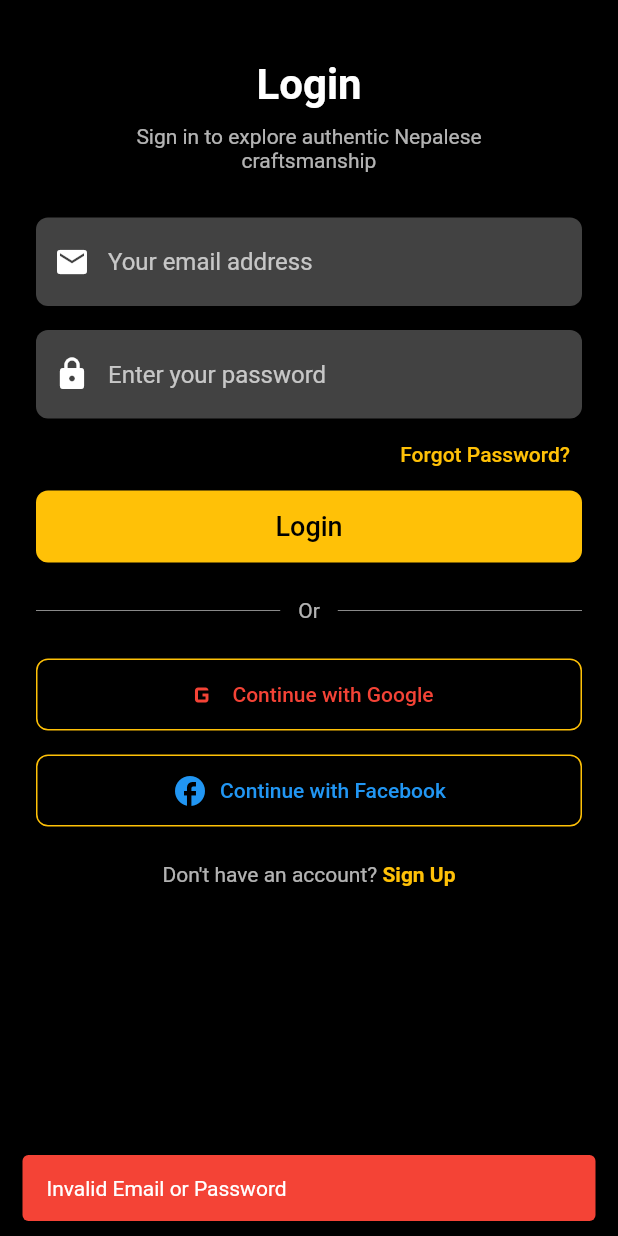
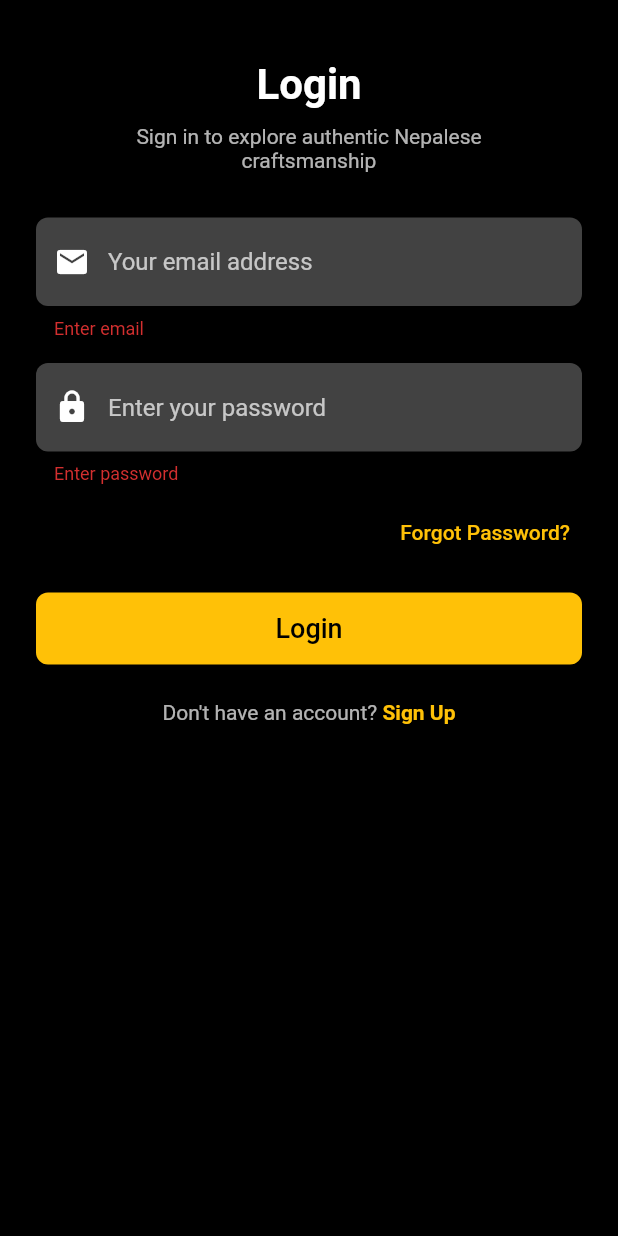
Before and after one commit to Ritesh230087/Rolo, a Flutter app: the screen it shows after launch, after a tap on "Login", on a phone screen of 412 x 824 dp. Run offline on Flutter 3.47's test engine with Material 3 defaults, Android fonts, the phone set to English and light mode, and no system bars; our stand-ins replace dartz, equatable, flutter_bloc, get_it, hive_flutter; accounts and stored records are empty; Roboto replaces fonts that are missing (Poppins).

Commit message:
Sprint 3 completed

```diff
--- a/lib/app/app.dart
+++ b/lib/app/app.dart
@@ -1,16 +1,54 @@
+// import 'package:flutter/material.dart';
+// import 'package:flutter_bloc/flutter_bloc.dart';
+// import 'package:rolo/app/service_locator/service_locator.dart';
+// import 'package:rolo/app/themes/themes_data.dart';
+// import 'package:rolo/features/splash/presentation/view/splash_screen_view.dart';
+// import 'package:rolo/features/splash/presentation/view_model/splash_view_model.dart';
+
+
+// class App extends StatelessWidget {
+//   const App({super.key});
+
+//   @override
+//   Widget build(BuildContext context) {
+//     return MaterialApp(
+//       debugShowCheckedModeBanner: false,
+//       theme: getApplicationTheme(),
+//       home: BlocProvider.value(
+//         value: serviceLocator<SplashViewModel>(),
+//         child: SplashScreen(),
+//       ),
+//     );
+//   }
+// }
+
+
+
 import 'package:flutter/material.dart';
+import 'package:flutter_bloc/flutter_bloc.dart';
+import 'package:rolo/app/service_locator/service_locator.dart';
 import 'package:rolo/app/themes/themes_data.dart';
+import 'package:rolo/features/auth/presentation/view_model/login_view_model/login_view_model.dart';
 import 'package:rolo/features/splash/presentation/view/splash_screen_view.dart';
-
+import 'package:rolo/features/splash/presentation/view_model/splash_view_model.dart';
+import 'package:rolo/features/auth/presentation/view_model/register_view_model/register_view_model.dart';
 
 class App extends StatelessWidget {
   const App({super.key});
 
   @override
   Widget build(BuildContext context) {
-    return MaterialApp(
-      debugShowCheckedModeBanner: false,
-      theme: getApplicationTheme(),
-      home: SplashScreen());
+    return MultiBlocProvider(
+      providers: [
+        BlocProvider.value(value: serviceLocator<SplashViewModel>()),
+        BlocProvider(create: (_) => serviceLocator<RegisterViewModel>()),
+        BlocProvider(create:(_) => serviceLocator<LoginViewModel>()),
+      ],
+      child: MaterialApp(
+        debugShowCheckedModeBanner: false,
+        theme: getApplicationTheme(),
+        home: SplashScreen(),
+      ),
+    );
   }
 }
--- a/lib/features/auth/presentation/view/login_page_view.dart
+++ b/lib/features/auth/presentation/view/login_page_view.dart
@@ -1,45 +1,24 @@
 import 'package:flutter/gestures.dart';
 import 'package:flutter/material.dart';
-import 'package:rolo/core/common/snackbar/my_snack_bar.dart';
+import 'package:flutter_bloc/flutter_bloc.dart';
 import 'package:rolo/features/auth/presentation/view/signup_page_view.dart';
-import 'package:rolo/features/dashboard/presentation/view/dashboard_view.dart';
-
-class LoginScreen extends StatefulWidget {
+import 'package:rolo/features/auth/presentation/view_model/login_view_model/login_event.dart';
+import 'package:rolo/features/auth/presentation/view_model/login_view_model/login_view_model.dart';
+class LoginScreen extends StatelessWidget {
   const LoginScreen({super.key});
 
   @override
-  State<LoginScreen> createState() => _LoginScreenState();
-}
+  Widget build(BuildContext context) {
+    final _formKey = GlobalKey<FormState>();
+    final _emailController = TextEditingController();
+    final _passwordController = TextEditingController();
 
-class _LoginScreenState extends State<LoginScreen> {
-  final TextEditingController _emailController = TextEditingController();
-  final TextEditingController _passwordController = TextEditingController();
-
-  void _login() {
-    final email = _emailController.text.trim();
-    final password = _passwordController.text.trim();
-
-    if (email.contains('admin') && password.contains('admin')) {
-      showMySnackBar(context: context, message: "Login Successful");
-      Navigator.pushReplacement(
-        context,
-        MaterialPageRoute(builder: (context) => const DashboardView()),
-      );
-    } else {
-      showMySnackBar(
-        context: context,
-        message: "Invalid Email or Password",
-        color: Colors.red,
-      );
-    }
-  }
-
-  @override
-  Widget build(BuildContext context) {
     return Scaffold(
       body: SafeArea(
         child: SingleChildScrollView(
           padding: const EdgeInsets.symmetric(horizontal: 24, vertical: 20),
+          child: Form(
+            key: _formKey,
             child: Column(
               crossAxisAlignment: CrossAxisAlignment.start,
               children: [
@@ -65,7 +44,7 @@ class _LoginScreenState extends State<LoginScreen> {
                 const SizedBox(height: 30),
 
                 // Email field
-              TextField(
+                TextFormField(
                   controller: _emailController,
                   style: const TextStyle(color: Colors.white),
                   decoration: InputDecoration(
@@ -79,11 +58,16 @@ class _LoginScreenState extends State<LoginScreen> {
                       borderSide: BorderSide.none,
                     ),
                   ),
+                  validator: (value) {
+                    if (value!.isEmpty) return 'Enter email';
+                    if (!value.contains('@')) return 'Enter valid email';
+                    return null;
+                  },
                 ),
                 const SizedBox(height: 16),
 
                 // Password field
-              TextField(
+                TextFormField(
                   controller: _passwordController,
                   obscureText: true,
                   style: const TextStyle(color: Colors.white),
@@ -98,77 +82,46 @@ class _LoginScreenState extends State<LoginScreen> {
                       borderSide: BorderSide.none,
                     ),
                   ),
+                  validator: (value) =>
+                      value!.isEmpty ? 'Enter password' : null,
                 ),
+                const SizedBox(height: 8),
 
+                // Forgot password
                 Align(
                   alignment: Alignment.centerRight,
                   child: TextButton(
                     onPressed: () {},
-                  child: const Text('Forgot Password?'),
+                    child: const Text(
+                      'Forgot Password?',
+                      style: TextStyle(color: Colors.amber),
                     ),
                   ),
+                ),
+                const SizedBox(height: 16),
 
-              // Login button using global theme
+                // Login button
                 SizedBox(
                   width: double.infinity,
                   height: 48,
                   child: ElevatedButton(
-                  onPressed: _login,
+                    onPressed: () {
+                      if (_formKey.currentState!.validate()) {
+                        context.read<LoginViewModel>().add(
+                              LoginWithEmailAndPasswordEvent(
+                                context: context,
+                                email: _emailController.text.trim(),
+                                password: _passwordController.text.trim(),
+                              ),
+                            );
+                      }
+                    },
                     child: const Text('Login'),
                   ),
                 ),
                 const SizedBox(height: 24),
 
-              Row(
-                children: const [
-                  Expanded(child: Divider(color: Colors.white54)),
-                  Padding(
-                    padding: EdgeInsets.symmetric(horizontal: 12),
-                    child: Text('Or', style: TextStyle(color: Colors.white70)),
-                  ),
-                  Expanded(child: Divider(color: Colors.white54)),
-                ],
-              ),
-              const SizedBox(height: 24),
-
-              // Google Button
-              SizedBox(
-                width: double.infinity,
-                height: 48,
-                child: OutlinedButton.icon(
-                  onPressed: () {},
-                  style: OutlinedButton.styleFrom(
-                    side: const BorderSide(color: Colors.amber),
-                    shape: RoundedRectangleBorder(
-                      borderRadius: BorderRadius.circular(8),
-                    ),
-                  ),
-                  icon: const Icon(Icons.g_mobiledata, color: Colors.red),
-                  label: const Text('Continue with Google',
-                      style: TextStyle(color: Colors.red)),
-                ),
-              ),
-              const SizedBox(height: 16),
-
-              // Facebook Button
-              SizedBox(
-                width: double.infinity,
-                height: 48,
-                child: OutlinedButton.icon(
-                  onPressed: () {},
-                  style: OutlinedButton.styleFrom(
-                    side: const BorderSide(color: Colors.amber),
-                    shape: RoundedRectangleBorder(
-                      borderRadius: BorderRadius.circular(8),
-                    ),
-                  ),
-                  icon: const Icon(Icons.facebook, color: Colors.blue),
-                  label: const Text('Continue with Facebook',
-                      style: TextStyle(color: Colors.blue)),
-                ),
-              ),
-              const SizedBox(height: 24),
-
+                // Sign up link
                 Center(
                   child: RichText(
                     text: TextSpan(
@@ -186,8 +139,8 @@ class _LoginScreenState extends State<LoginScreen> {
                               Navigator.push(
                                 context,
                                 MaterialPageRoute(
-                                  builder: (context) =>
-                                      const SignUpScreen()),
+                                  builder: (_) =>  SignUpScreen(),
+                                ),
                               );
                             },
                         ),
@@ -199,6 +152,7 @@ class _LoginScreenState extends State<LoginScreen> {
             ),
           ),
         ),
+      ),
     );
   }
 }
--- a/lib/main.dart
+++ b/lib/main.dart
@@ -1,6 +1,10 @@
 import 'package:flutter/material.dart';
 import 'package:rolo/app/app.dart';
-
-void main() {
+import 'package:rolo/app/service_locator/service_locator.dart';
+import 'package:rolo/core/network/hive_service.dart';
+void main() async{
+  WidgetsFlutterBinding.ensureInitialized();
+  await initDependencies();
+  await HiveService().init();
   runApp(const App());
 }
```
Also changed, not shown: lib/features/auth/presentation/view/signup_page_view.dart (+80 -60 lines), lib/features/auth/presentation/view_model/login_view_model/login_view_model.dart (+39 -33 lines), lib/app/use_case/use_case.dart (deleted), 2 other files. Lines whose indentation alone changed are shown as unchanged.
